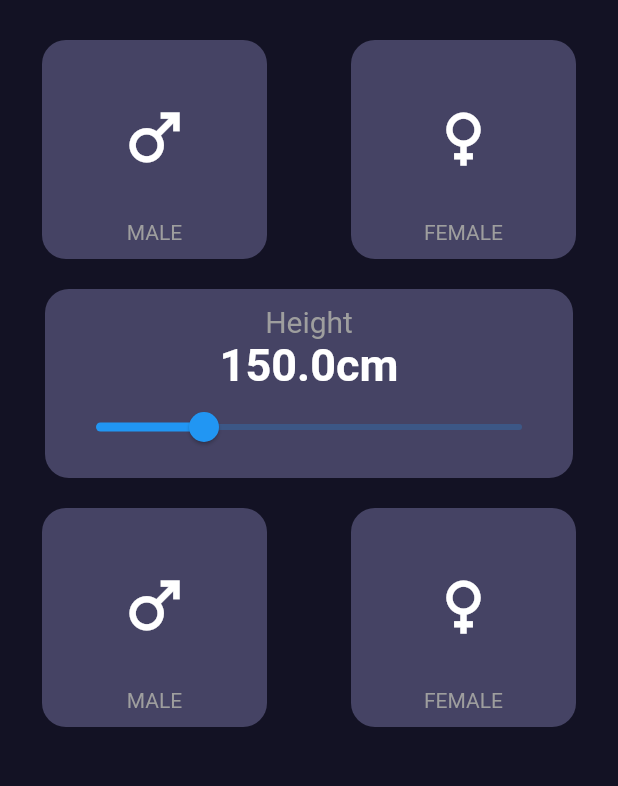
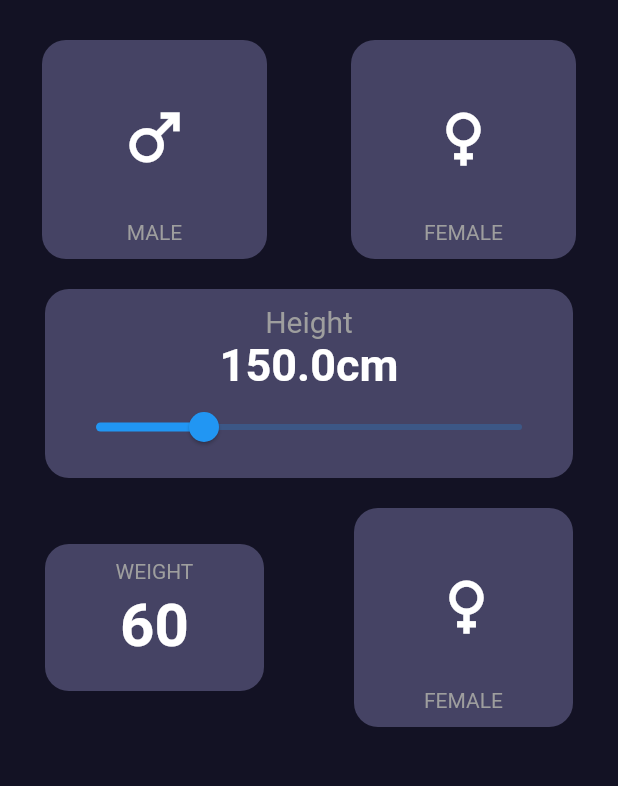
Before and after one commit to Aayush-Bajirao/BMI-Calculator, a Flutter app: the screen it shows after launch, on a phone screen of 412 x 824 dp, the part 59-845 px from its top. Run offline on Flutter 3.47's test engine with Material 2 defaults, Android fonts, the phone set to English and light mode, and no system bars.

Commit message:
Weight box done without buttons

```diff
--- a/lib/main.dart
+++ b/lib/main.dart
@@ -11,6 +11,7 @@ class bmi_calc extends StatefulWidget {
 
 class _bmi_calcState extends State<bmi_calc> {
   double val = 150; //value of slider
+  int weight = 60;
 
   @override
   Widget build(BuildContext context) {
@@ -167,18 +168,15 @@ class _bmi_calcState extends State<bmi_calc> {
                   ],
                 )
               ),
-//Wieght and Age container-----------------------------------------------------------------------
+//Third Row of app containing Wieght and Age options----------------------------------------
             Container(
               padding: EdgeInsets.symmetric(vertical: 10),
-//First Row of app containing male and female options----------------------------------------
               child: Row(
-                mainAxisAlignment: MainAxisAlignment.spaceAround,
+                mainAxisAlignment: MainAxisAlignment.spaceEvenly,
                 children: <Widget>[
-                  GestureDetector(
-                    onTap: () {},
-                    child: Expanded(
+                  Expanded(
                     child: Container(
-                        child: Container(
+                        margin: EdgeInsets.symmetric(horizontal: 30),
                         padding: EdgeInsets.all(10),
                         decoration: new BoxDecoration(
                           borderRadius: new BorderRadius.circular(16.0),
@@ -186,35 +184,36 @@ class _bmi_calcState extends State<bmi_calc> {
                         ),
                         child: Column(
                           children: [
-//Male Box----------------------------------------------------------------
 
-                                Container(
-                                  padding: EdgeInsets.fromLTRB(
-                                      40.0, 30.0, 40.0, 30.0),
-                                  child: Icon(
-                                    Icons.male,
-                                    size: 50,
-                                    color: Colors.white,
-                                  ),
-                                ),
+//Weight Box----------------------------------------------------------------
                             Container(
                               child: Text(
-                                    'MALE',
+                                'WEIGHT',
                                 style: TextStyle(
                                   color: Colors.grey,
                                 ),
                               ),
                             ),
+
+                            Container(
+                              padding: EdgeInsets.fromLTRB(0.0, 5.0, 0.0, 10.0),
+                              child: Text('${weight}',
+                                style: TextStyle(
+                                color: Colors.white,
+                                fontWeight: FontWeight.bold,
+                                fontSize: 40.0,
+                                ),
+                              ),
+                            ),
+
+
+
                           ],
                         )),
                   ),
-                    ),
-                  ),
-                  GestureDetector(
-                    onTap: () {},
-                    child: Expanded(
+                  Expanded(
                     child: Container(
-                        child: Container(
+                      margin: EdgeInsets.symmetric(horizontal: 30),
                         padding: EdgeInsets.all(10),
                         decoration: new BoxDecoration(
                           borderRadius: new BorderRadius.circular(16.0),
@@ -223,7 +222,7 @@ class _bmi_calcState extends State<bmi_calc> {
                         child: Column(
                           children: [
                             Container(
-//Female Box---------------------------------------------------------------------
+//Age Box---------------------------------------------------------------------
 
                               child: Container(
                                 padding: EdgeInsets.fromLTRB(
@@ -246,12 +245,9 @@ class _bmi_calcState extends State<bmi_calc> {
                           ],
                         )),
                   ),
-                    ),
-                  ),
                 ],
               ),
             ),
-
 
 
 
```
Lines whose indentation alone changed are shown as unchanged.
